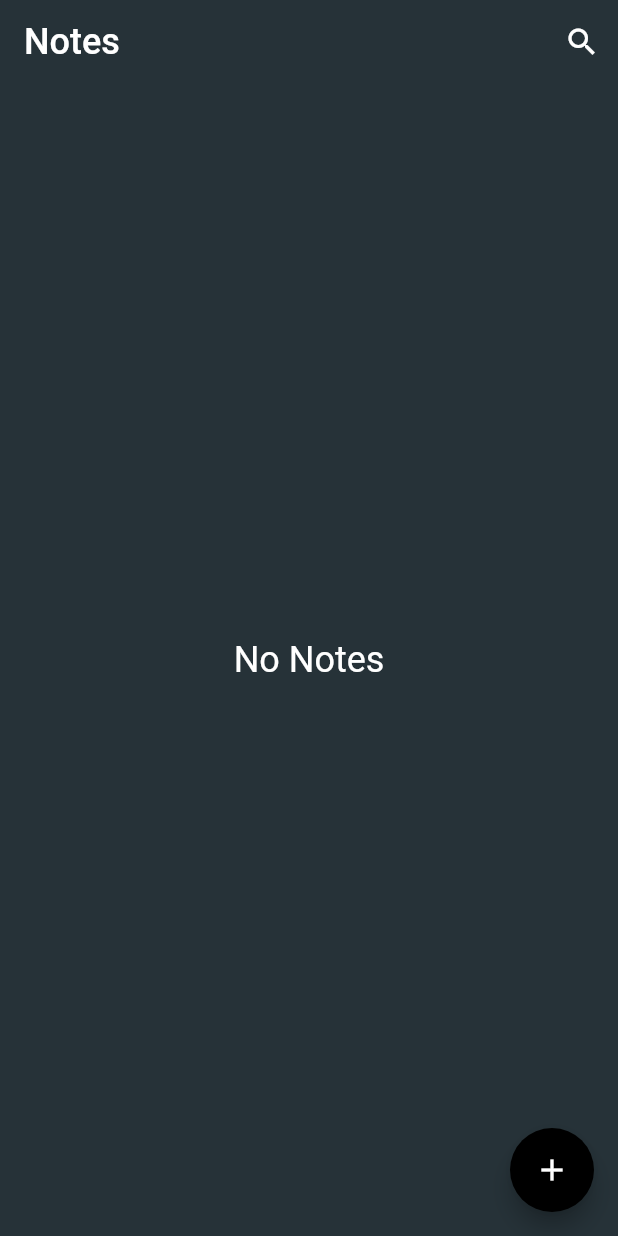
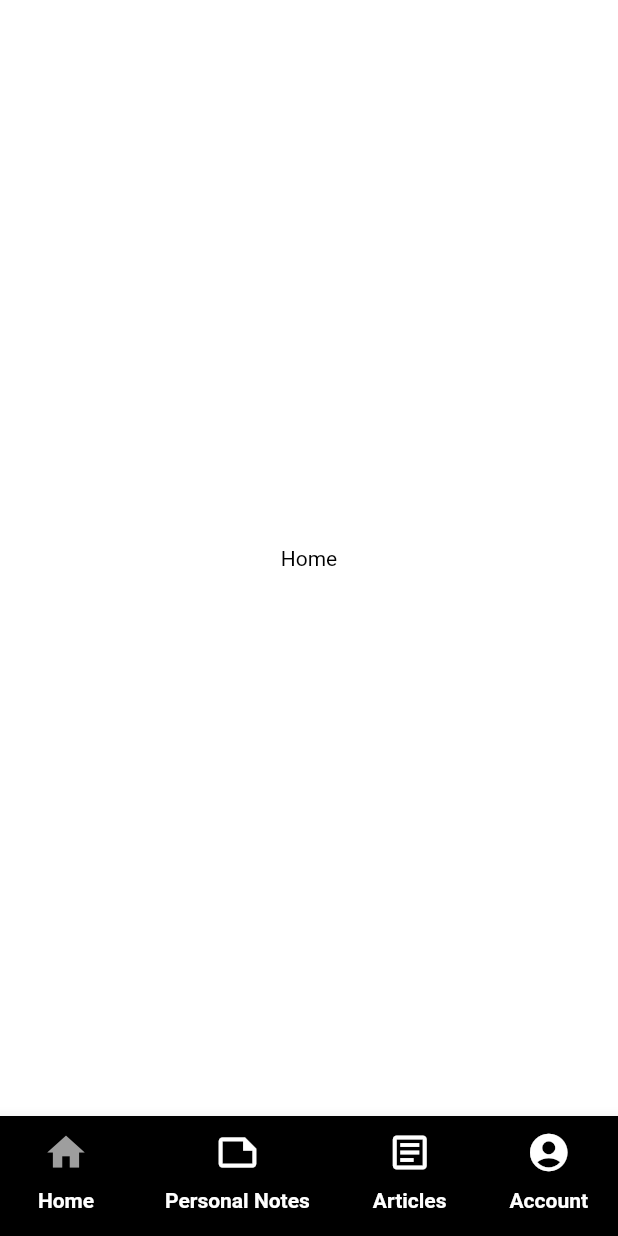
Before and after one commit to willhitman/Posinotes_fire, a Flutter app: the screen it shows after launch, on a phone screen of 412 x 824 dp. Run offline on Flutter 3.47's test engine with Material 2 defaults, Android fonts, the phone set to English and light mode, and no system bars; our stand-ins replace sqflite; accounts and stored records are empty.

Commit message:
started quotes

```diff
--- a/lib/db/notes_database.dart
+++ b/lib/db/notes_database.dart
@@ -5,6 +5,8 @@ import 'package:sqflite/sqflite.dart';
 
 class NotesDatabase {
   static final NotesDatabase instance = NotesDatabase._init();
+
+
 
   static Database? _database;
 
--- a/lib/main.dart
+++ b/lib/main.dart
@@ -1,5 +1,6 @@
 import 'package:flutter/material.dart';
 import 'package:flutter/services.dart';
+import 'package:posinotes_sqlflite/pages/dashboard_page.dart';
 import 'package:posinotes_sqlflite/pages/notes_page.dart';
 
 Future main() async {
@@ -28,6 +29,6 @@ class MyApp extends StatelessWidget {
         elevation: 0,
       ),
     ),
-    home: NotesPage(),
+    home: DashboardPage(),
   );
 }
--- /dev/null
+++ b/lib/pages/dashboard_page.dart
@@ -0,0 +1,207 @@
+import 'package:flutter/material.dart';
+import 'package:posinotes_sqlflite/pages/notes_page.dart';
+
+class DashboardPage extends StatefulWidget {
+  const DashboardPage({Key? key}) : super(key: key);
+
+  @override
+  _DashboardPageState createState() => _DashboardPageState();
+}
+
+class _DashboardPageState extends State<DashboardPage> {
+  List<Widget> tabs = [
+    //Home
+    const Center(
+        child: Text("Home", style: TextStyle(color: Colors.black))
+        // child: ProductsPage(),
+        ),
+
+
+
+
+
+    //NotesPage
+     Center(child: NotesPage(
+
+     )),
+
+    //Account
+     const Center(
+      child:
+          Center(child: Text("Account", style: TextStyle(color: Colors.black))),
+    ),
+
+    //Logout
+    Center(
+      child:
+          Center(child: Text("Logout", style: TextStyle(color: Colors.black))),
+    ),
+
+    //Articles
+    const Center(child: Text("Articles", style: TextStyle(color: Colors.black))
+        // ProductsPage()
+        ),
+  ];
+
+  int currentPage = 0;
+
+  setPage(index) {
+    setState(() {
+      currentPage = index;
+    });
+  }
+
+  @override
+  Widget build(BuildContext context) {
+    return Scaffold(
+      backgroundColor: Colors.white,
+      // appBar: AppBar(
+      //   elevation: 0,
+      //   backgroundColor: Colors.white,
+      //   title: Text('Navigation Bar'),
+      // ),
+      body: tabs[currentPage],
+      // floatingActionButton: FloatingActionButton(
+      //   backgroundColor: mainColor,
+      //   onPressed: () => setPage(4),
+      //   child: Icon(
+      //     Icons.account_circle,
+      //     color: currentPage == 4 ? Colors.grey :
+      //           Colors.white,
+      //     size: 30,),
+      // ),
+      // floatingActionButtonLocation: FloatingActionButtonLocation.centerDocked,
+      bottomNavigationBar: BottomAppBar(
+          color: Colors.black,
+          shape: CircularNotchedRectangle(),
+          child: Container(
+              height: 80,
+              padding: EdgeInsets.symmetric(horizontal: 20),
+              child: Row(
+                mainAxisAlignment: MainAxisAlignment.spaceBetween,
+                children: [
+                  Column(
+                    children: [
+                      IconButton(
+                        icon: Icon(
+                          Icons.home,
+                          color: currentPage == 0 ? Colors.grey : Colors.white,
+                          size: 30,
+                        ),
+                        onPressed: () => setPage(0),
+                      ),
+                      const Text(
+                        "Home",
+                        style: TextStyle(
+                            color: Colors.white, fontWeight: FontWeight.bold),
+                      )
+                    ],
+                  ),
+                  Column(
+                    children: [
+                      IconButton(
+                        icon: Icon(
+                          Icons.note_outlined,
+                          color: currentPage == 1 ? Colors.grey : Colors.white,
+                          size: 30,
+                        ),
+                        onPressed: () => setPage(1),
+                      ),
+                      const Text(
+                        "Personal Notes",
+                        style: TextStyle(
+                            color: Colors.white, fontWeight: FontWeight.bold),
+                      )
+                    ],
+                  ),
+                  // SizedBox.shrink(),
+                  Column(
+                    children: [
+                      IconButton(
+                          onPressed: () => setPage(4),
+                          icon: Icon(Icons.article_outlined,
+                              color:
+                                  currentPage == 4 ? Colors.grey : Colors.white,
+                              size: 30)),
+                      const Text(
+                        "Articles",
+                        style: TextStyle(
+                            color: Colors.white, fontWeight: FontWeight.bold),
+                      )
+                    ],
+                  ),
+                  Column(
+                    children: [
+                      IconButton(
+                        icon: Icon(
+                          Icons.account_circle,
+                          color: currentPage == 2 ? Colors.grey : Colors.white,
+                          size: 30,
+                        ),
+                        onPressed: () => setPage(2),
+                      ),
+                      const Text(
+                        "Account",
+                        style: TextStyle(
+                            color: Colors.white, fontWeight: FontWeight.bold),
+                      )
+                    ],
+                  ),
+                  // Column(
+                  //   children: [
+                  //     IconButton(
+                  //       icon: Icon(
+                  //         Icons.logout,
+                  //         color: currentPage == 3 ? Colors.grey : Colors.white,
+                  //         size: 30,
+                  //       ),
+                  //       onPressed: (){
+                  //         // navigateToLoginPage();
+                  //       },
+                  //     ),
+                  //     const Text(
+                  //       "Logout",
+                  //       style: TextStyle(
+                  //           color: Colors.white, fontWeight: FontWeight.bold),
+                  //     )
+                  //   ],
+                  // )
+                ],
+              ))),
+      // bottomNavigationBar: FlashyTabBar(
+      //   selectedIndex: currentPage,
+      //   showElevation: true,
+      //   onItemSelected: (index) => setState(() {
+      //     currentPage = index;
+      //   }),
+      //   items: [
+      //     FlashyTabBarItem(
+      //       icon: Icon(Icons.event),
+      //       title: Text('Events'),
+      //     ),
+      //     FlashyTabBarItem(
+      //       icon: Icon(Icons.search),
+      //       title: Text('Search'),
+      //     ),
+      //     FlashyTabBarItem(
+      //       icon: Icon(Icons.highlight),
+      //       title: Text('Highlights'),
+      //     ),
+      //     FlashyTabBarItem(
+      //       icon: Icon(Icons.settings),
+      //       title: Text('Settings'),
+      //     ),
+      //     FlashyTabBarItem(
+      //       icon: Icon(Icons.settings),
+      //       title: Text('한국어'),
+      //     ),
+      //   ],
+      // ),
+    );
+  }
+
+  // navigateToLoginPage(){
+  //   Navigator.of(context).push(MaterialPageRoute(
+  //       builder: (BuildContext context) => const LoginPage()));
+  // }
+}
--- a/lib/pages/note_detail_page.dart
+++ b/lib/pages/note_detail_page.dart
@@ -21,16 +21,17 @@ class _NoteDetailPageState extends State<NoteDetailPage> {
   bool isLoading = false;
 
   @override
-  void initState() {
+  Future<void> initState() async {
     super.initState();
 
     refreshNote();
+    note = await NotesDatabase.instance.readNote(widget.noteId);
   }
 
   Future refreshNote() async {
     setState(() => isLoading = true);
 
-    this.note = await NotesDatabase.instance.readNote(widget.noteId);
+    note = await NotesDatabase.instance.readNote(widget.noteId);
 
     setState(() => isLoading = false);
   }
--- a/lib/pages/notes_page.dart
+++ b/lib/pages/notes_page.dart
@@ -22,12 +22,12 @@ class _NotesPageState extends State<NotesPage> {
     refreshNotes();
   }
 
-  @override
-  void dispose() {
-    NotesDatabase.instance.close();
+  // @override
+  // void dispose() {
+  //   NotesDatabase.instance.close();
 
-    super.dispose();
-  }
+  //   super.dispose();
+  // }
 
   Future refreshNotes() async {
     setState(() => isLoading = true);
--- a/pubspec.yaml
+++ b/pubspec.yaml
@@ -18,7 +18,7 @@ publish_to: 'none' # Remove this line if you wish to publish to pub.dev
 version: 1.0.0+1
 
 environment:
-  sdk: ">=2.15.1 <3.0.0"
+  sdk: ">=2.14.4 <3.0.0"
 
 # Dependencies specify other packages that your package needs in order to work.
 # To automatically upgrade your package dependencies to the latest versions
```
Also changed, not shown: pubspec.lock, 2 other files.
